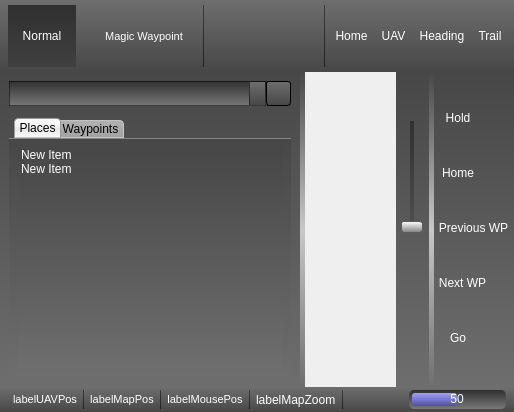
The window that ground/src/plugins/opmap/opmap_widget.ui (openpilot/OpenPilot) describes before a commit, drawn with Qt 5.
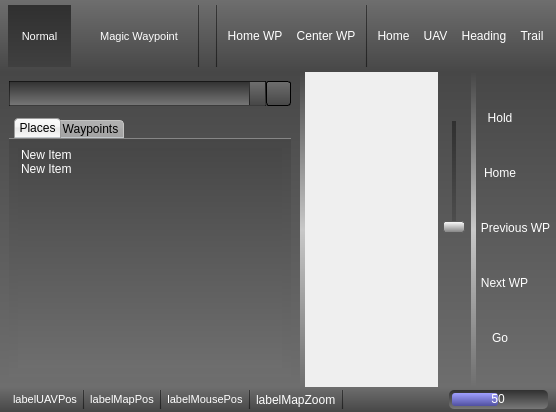
The same window after the commit. Icons and pictures are not drawn.

Commit message: Added magic waypoint buttons, added 'set home location' on right click menu.

```diff
--- a/ground/src/plugins/opmap/opmap_widget.ui
+++ b/ground/src/plugins/opmap/opmap_widget.ui
@@ -82,6 +82,23 @@
 border-radius: 0px;
 /*border-radius: 3px;*/
 }
+QToolButton:disabled {
+background-color: qlineargradient(spread:pad, x1:0.5, y1:0, x2:0.5, y2:1, stop:0 rgba(128, 128, 128, 128), stop:1 rgba(128, 128, 128, 128));
+color: rgba(255, 255, 255, 128);
+
+/*height: 24px;*/
+
+border: none;
+border-radius: 0px;
+/*
+border: 1px  solid rgb(255, 255, 255); 
+border-radius: 0px;
+border-top-color: rgba(0, 0, 0, 64);
+border-right-color: rgba(0, 0, 0, 64);
+border-bottom-color: rgba(255, 255, 255, 64);
+border-left-color: rgba(255, 255, 255, 64);
+*/
+}
 QToolButton:hover {
 background-color: qlineargradient(spread:pad, x1:0.5, y1:0, x2:0.5, y2:1, stop:0 rgba(255, 255, 255,128), stop:1 rgba(180, 180, 180, 128));
 color: rgb(255, 255, 255);
@@ -128,6 +145,62 @@
 */
 }
 
+QPushButton {
+background-color: transparent;
+color: rgb(255, 255, 255);
+
+/*height: 24px;*/
+
+/*border-style: none;*/
+/* border: 1px solid rgba(0, 0, 0, 64);  */
+/* border: 0px; */
+border-radius: 0px;
+/*border-radius: 3px;*/
+}
+QPushButton:disabled {
+background-color: qlineargradient(spread:pad, x1:0.5, y1:0, x2:0.5, y2:1, stop:0 rgba(128, 128, 128, 128), stop:1 rgba(128, 128, 128, 128));
+color: rgb(255, 255, 255);
+
+/*height: 24px;*/
+
+border: none;
+border-radius: 0px;
+/*
+border: 1px  solid rgb(255, 255, 255); 
+border-radius: 0px;
+border-top-color: rgba(0, 0, 0, 64);
+border-right-color: rgba(0, 0, 0, 64);
+border-bottom-color: rgba(255, 255, 255, 64);
+border-left-color: rgba(255, 255, 255, 64);
+*/
+}
+QPushButton:hover {
+background-color: qlineargradient(spread:pad, x1:0.5, y1:0, x2:0.5, y2:1, stop:0 rgba(255, 255, 255,128), stop:1 rgba(180, 180, 180, 128));
+color: rgb(255, 255, 255);
+
+/*height: 24px;*/
+
+border: 0px; 
+border-radius: 0px;
+/*border-radius: 3px;*/
+}
+QPushButton:pressed {
+background-color: qlineargradient(spread:pad, x1:0.5, y1:0, x2:0.5, y2:1, stop:0 rgba(48, 48, 48, 255), stop:1 rgba(64, 64, 64, 255));
+color: rgb(255, 255, 255);
+
+/*height: 24px;*/
+
+border: none;
+border-radius: 0px;
+/*
+border: 1px  solid rgb(255, 255, 255); 
+border-radius: 0px;
+border-top-color: rgba(0, 0, 0, 64);
+border-right-color: rgba(0, 0, 0, 64);
+border-bottom-color: rgba(255, 255, 255, 64);
+border-left-color: rgba(255, 255, 255, 64);
+*/
+}
 
 QComboBox {
 background-color: qlineargradient(spread:pad, x1:0.5, y1:0, x2:0.5, y2:1, stop:0 rgba(48, 48, 48, 255), stop:1 rgba(120, 120, 120, 255));
@@ -199,7 +272,7 @@
           </property>
           <property name="font">
            <font>
-            <pointsize>9</pointsize>
+            <pointsize>8</pointsize>
            </font>
           </property>
           <property name="text">
@@ -291,6 +364,68 @@
           </property>
          </spacer>
         </item>
+        <item>
+         <widget class="Line" name="line_5">
+          <property name="frameShadow">
+           <enum>QFrame::Plain</enum>
+          </property>
+          <property name="orientation">
+           <enum>Qt::Vertical</enum>
+          </property>
+         </widget>
+        </item>
+        <item>
+         <widget class="QToolButton" name="toolButtonHomeWaypoint">
+          <property name="sizePolicy">
+           <sizepolicy hsizetype="Fixed" vsizetype="Preferred">
+            <horstretch>0</horstretch>
+            <verstretch>0</verstretch>
+           </sizepolicy>
+          </property>
+          <property name="toolTip">
+           <string>Move the magic waypoint to the home position</string>
+          </property>
+          <property name="text">
+           <string>Home WP</string>
+          </property>
+          <property name="icon">
+           <iconset resource="opmap.qrc">
+            <normaloff>:/opmap/images/home_wp.png</normaloff>:/opmap/images/home_wp.png</iconset>
+          </property>
+          <property name="iconSize">
+           <size>
+            <width>28</width>
+            <height>28</height>
+           </size>
+          </property>
+         </widget>
+        </item>
+        <item>
+         <widget class="QToolButton" name="toolButtonCenterWaypoint">
+          <property name="sizePolicy">
+           <sizepolicy hsizetype="Fixed" vsizetype="Preferred">
+            <horstretch>0</horstretch>
+            <verstretch>0</verstretch>
+           </sizepolicy>
+          </property>
+          <property name="toolTip">
+           <string>Move the magic waypoint to center of map</string>
+          </property>
+          <property name="text">
+           <string>Center WP</string>
+          </property>
+          <property name="icon">
+           <iconset resource="opmap.qrc">
+            <normaloff>:/opmap/images/center_wp.png</normaloff>:/opmap/images/center_wp.png</iconset>
+          </property>
+          <property name="iconSize">
+           <size>
+            <width>28</width>
+            <height>28</height>
+           </size>
+          </property>
+         </widget>
+        </item>
         <item>
          <widget class="Line" name="line_8">
           <property name="frameShadow">
@@ -312,9 +447,6 @@
           <property name="toolTip">
            <string>Center map over home position</string>
           </property>
-          <property name="styleSheet">
-           <string notr="true"/>
-          </property>
           <property name="text">
            <string>Home</string>
           </property>
@@ -350,9 +482,6 @@
           <property name="toolTip">
            <string>Center map over UAV position</string>
           </property>
-          <property name="styleSheet">
-           <string notr="true"/>
-          </property>
           <property name="text">
            <string>UAV</string>
           </property>
@@ -391,9 +520,6 @@
           <property name="toolTip">
            <string>Map rotation follows UAV heading</string>
           </property>
-          <property name="styleSheet">
-           <string notr="true"/>
-          </property>
           <property name="text">
            <string>Heading</string>
           </property>
@@ -432,9 +558,6 @@
           <property name="toolTip">
            <string>Show/Hide the UAV trail</string>
           </property>
-          <property name="styleSheet">
-           <string notr="true"/>
-          </property>
           <property name="text">
            <string>Trail</string>
           </property>
```
Left out of the diff: 6 changed lines with no effect on the pictures. The commit also changes 5 other files.
